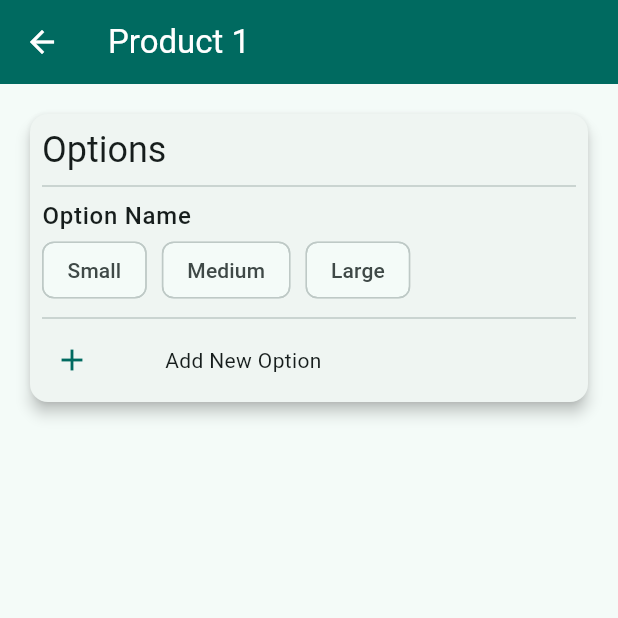
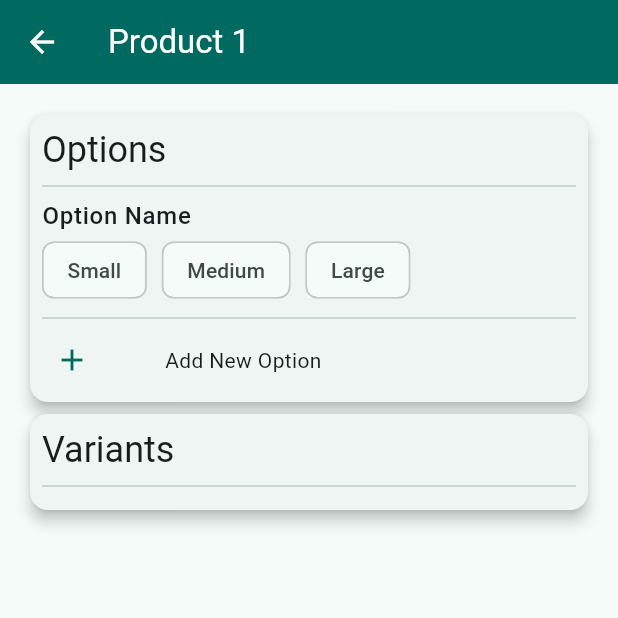
Before and after one commit to Arnie1x/shopify_variants, a Flutter app: the screen it shows after launch, after a tap on "Product 1", on a phone screen of 412 x 824 dp, the top half of it. Run offline on Flutter 3.47's test engine with Material 3 defaults, Android fonts, the phone set to English and light mode, and no system bars; our stand-ins replace get.

Commit message:
Created a Variants Card

```diff
--- a/lib/main.dart
+++ b/lib/main.dart
@@ -26,6 +26,7 @@ class MyApp extends StatelessWidget {
         GetPage(name: '/', page: () => const Home()),
         GetPage(name: '/options', page: () => Options())
       ],
+      debugShowCheckedModeBanner: false,
     );
   }
 }
--- a/lib/pages/options.dart
+++ b/lib/pages/options.dart
@@ -36,6 +36,22 @@ class Options extends StatelessWidget {
                     // NewOption(inputFields: inputFields, controllers: controllers),
                     const Option(),
                     const NewOptionButton(),
+                  ],
+                ),
+              ),
+            ),
+            Card(
+              elevation: 4,
+              child: Padding(
+                padding: const EdgeInsets.all(8.0),
+                child: Column(
+                  crossAxisAlignment: CrossAxisAlignment.start,
+                  children: [
+                    Text(
+                      'Variants',
+                      style: Theme.of(context).textTheme.headlineSmall,
+                    ),
+                    const Divider(),
                   ],
                 ),
               ),
```
